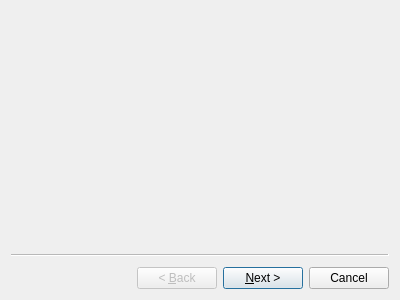
Above: wizard.ui from brokenps2/fbla2025-pf before the change. Below: the same form after it.
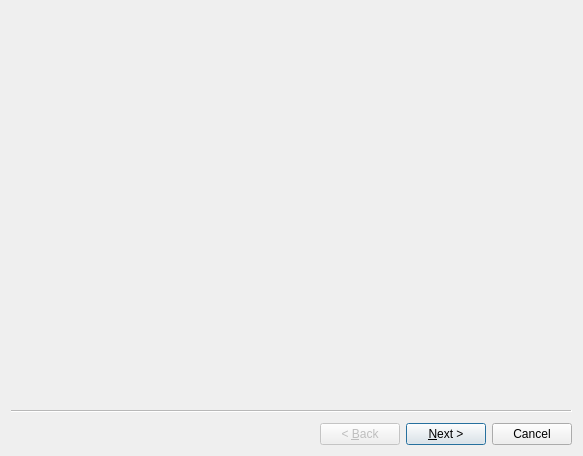
That is the form after the change.

Diff of the .ui file:
```diff
--- a/wizard.ui
+++ b/wizard.ui
@@ -6,14 +6,30 @@
    <rect>
     <x>0</x>
     <y>0</y>
-    <width>400</width>
-    <height>300</height>
+    <width>583</width>
+    <height>456</height>
    </rect>
   </property>
   <property name="windowTitle">
    <string>Wizard</string>
   </property>
-  <widget class="QWizardPage" name="wizardPage1"/>
+  <widget class="QWizardPage" name="wizardPage1">
+   <layout class="QGridLayout" name="gridLayout">
+    <item row="0" column="0">
+     <widget class="QLabel" name="label">
+      <property name="font">
+       <font>
+        <family>Terminus</family>
+        <pointsize>10</pointsize>
+       </font>
+      </property>
+      <property name="text">
+       <string/>
+      </property>
+     </widget>
+    </item>
+   </layout>
+  </widget>
   <widget class="QWizardPage" name="wizardPage2"/>
  </widget>
  <resources/>
```
